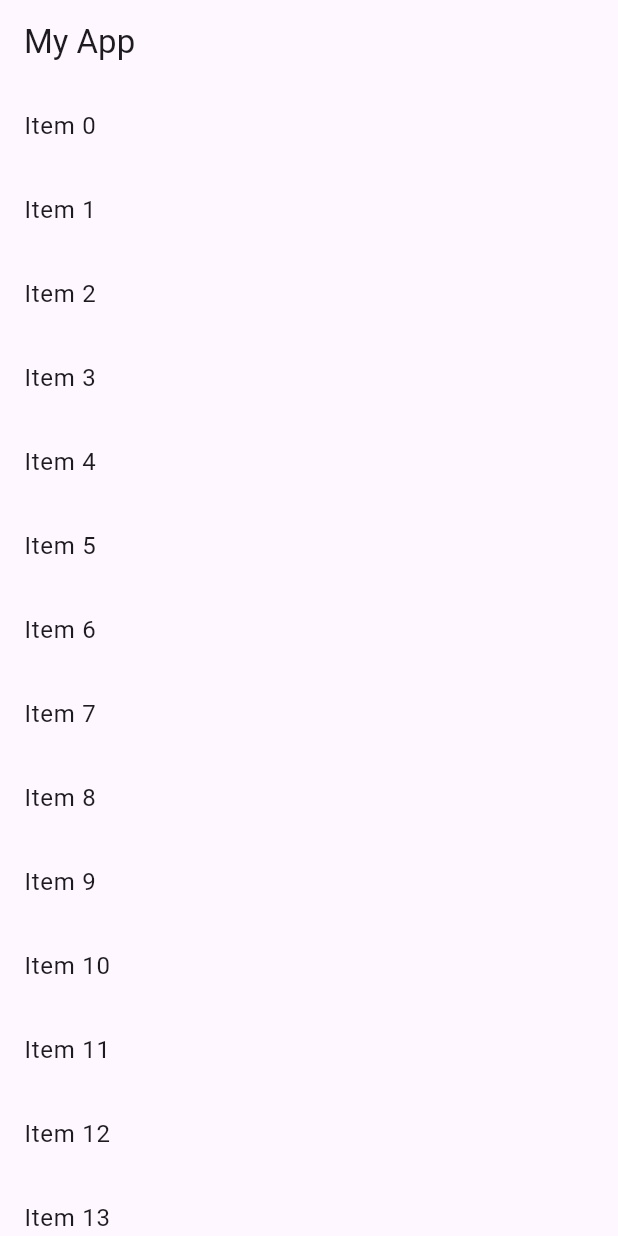
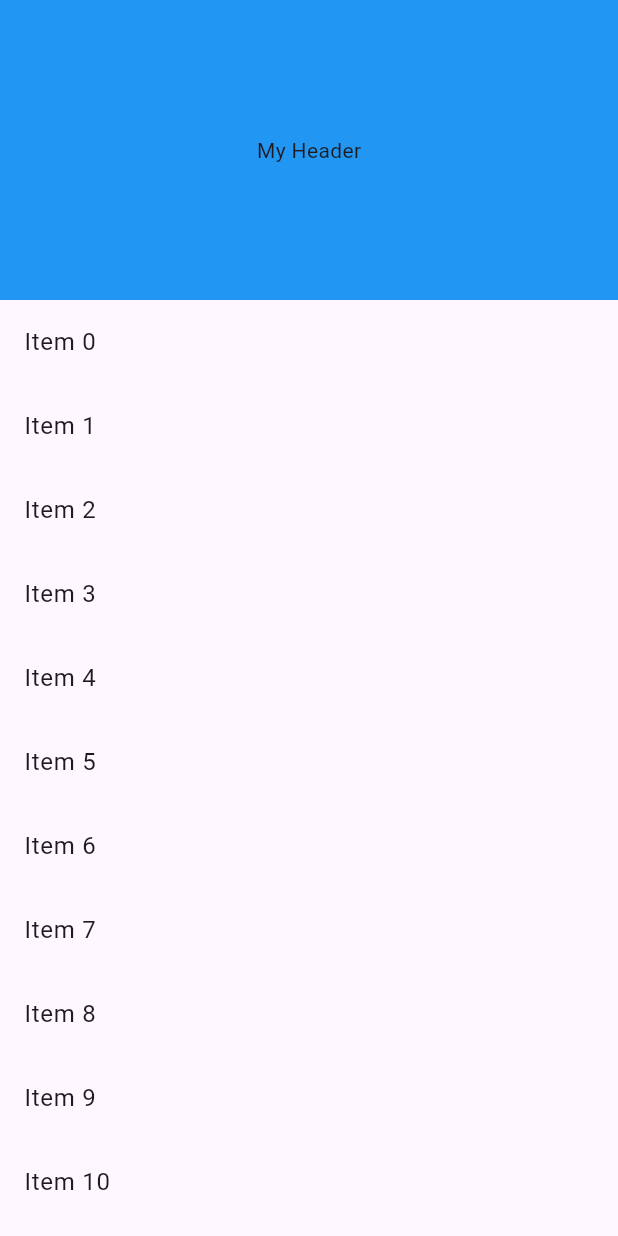
Before and after one commit to eacastro/flutter-best-practices-lab, a Flutter app: the screen it shows after launch, on a phone screen of 412 x 824 dp. Run offline on Flutter 3.47's test engine with Material 3 defaults, Android fonts, the phone set to English and light mode, and no system bars.

Commit message:
feature(scrolling_items): Create a custom SliverPersistentHeader

```diff
--- a/lib/main.dart
+++ b/lib/main.dart
@@ -1,5 +1,6 @@
 import 'package:flutter/material.dart';
 import 'package:flutter_best_practices_lab/widgets/example_sliver_1.dart';
+import 'package:flutter_best_practices_lab/widgets/example_sliver_2.dart';
 
 void main() {
   runApp(const MainApp());
@@ -22,7 +23,8 @@ class MainApp extends StatelessWidget {
       // home: ExpandedExample(),
       // home: WrapExample(),
       // home: ExampleUnboundHeight(),
-      home: ExampleSliver1(),
+      // home: ExampleSliver1(),
+      home: MyScrollView(),
     );
   }
 }
--- /dev/null
+++ b/lib/widgets/example_sliver_2.dart
@@ -0,0 +1,69 @@
+import 'package:flutter/material.dart';
+
+class MySliverHeaderDelegate extends SliverPersistentHeaderDelegate {
+  final double maxHeight;
+  final double minHeight;
+  final Widget child;
+
+  MySliverHeaderDelegate({
+    required this.maxHeight,
+    required this.minHeight,
+    required this.child,
+  });
+
+  @override
+  Widget build(
+      BuildContext context, double shrinkOffset, bool overlapsContent) {
+    return SizedBox.expand(
+      child: child,
+    );
+  }
+
+  @override
+  double get maxExtent => maxHeight;
+
+  @override
+  double get minExtent => minHeight;
+
+  @override
+  bool shouldRebuild(SliverPersistentHeaderDelegate oldDelegate) {
+    return true;
+  }
+}
+
+class MyScrollView extends StatelessWidget {
+  const MyScrollView({super.key});
+
+  @override
+  Widget build(BuildContext context) {
+    return Scaffold(
+      body: CustomScrollView(
+        slivers: [
+          SliverPersistentHeader(
+            delegate: MySliverHeaderDelegate(
+              maxHeight: 200,
+              minHeight: 100,
+              child: Container(
+                color: Colors.blue,
+                child: Center(
+                  child: Text('My Header'),
+                ),
+              ),
+            ),
+            pinned: true,
+          ),
+          SliverList(
+            delegate: SliverChildBuilderDelegate(
+              (context, index) {
+                return ListTile(
+                  title: Text('Item $index'),
+                );
+              },
+              childCount: 100,
+            ),
+          ),
+        ],
+      ),
+    );
+  }
+}
```
